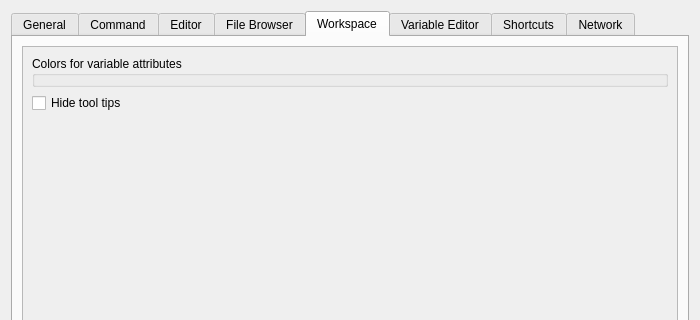
Before: the Qt Designer form libgui/src/settings-dialog.ui in ctaggart/octave, drawn with Qt 5; both pictures show x 0 to 700 and y 0 to 320 of the 700 by 673 pixel window.
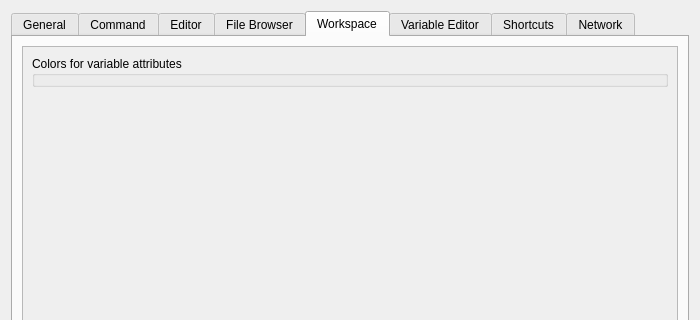
After: the same form once the commit is applied. The open tabs and pages were chosen to show the change.

```diff
--- a/libgui/src/settings-dialog.ui
+++ b/libgui/src/settings-dialog.ui
@@ -2261,7 +2261,7 @@
             <x>0</x>
             <y>0</y>
             <width>658</width>
-            <height>573</height>
+            <height>571</height>
            </rect>
           </property>
           <layout class="QVBoxLayout" name="verticalLayout_19">
@@ -2286,13 +2286,6 @@
                </property>
               </widget>
              </item>
-             <item row="1" column="0">
-              <widget class="QCheckBox" name="cb_hide_tool_tips">
-               <property name="text">
-                <string>Hide tool tips</string>
-               </property>
-              </widget>
-             </item>
             </layout>
            </item>
            <item>
```
Left out of the diff: 20 changed lines with no effect on the pictures.
